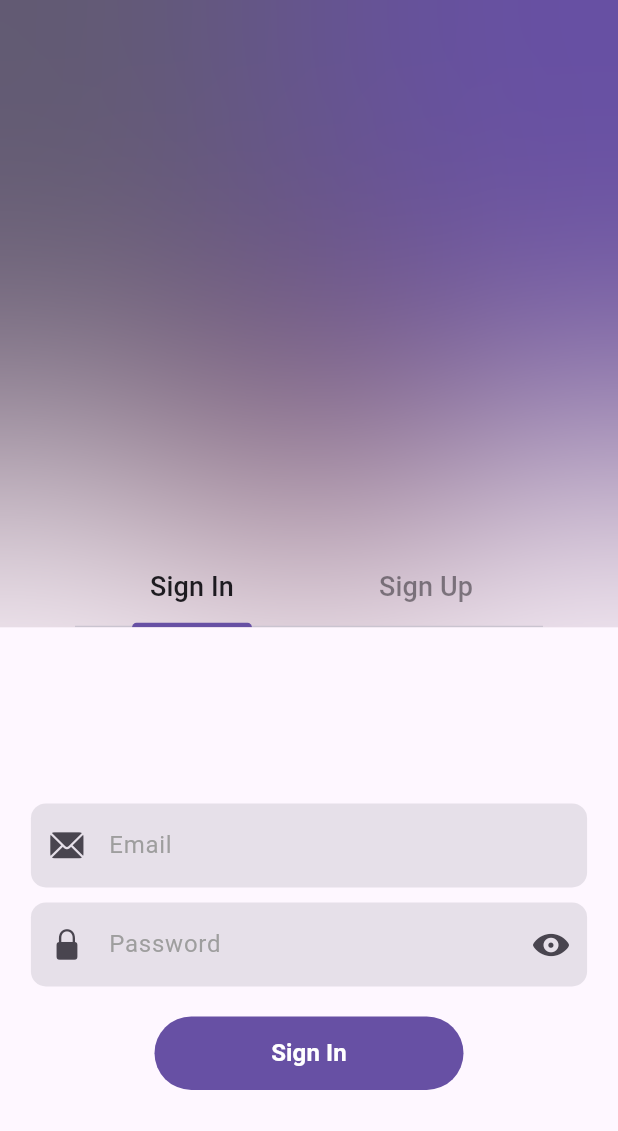
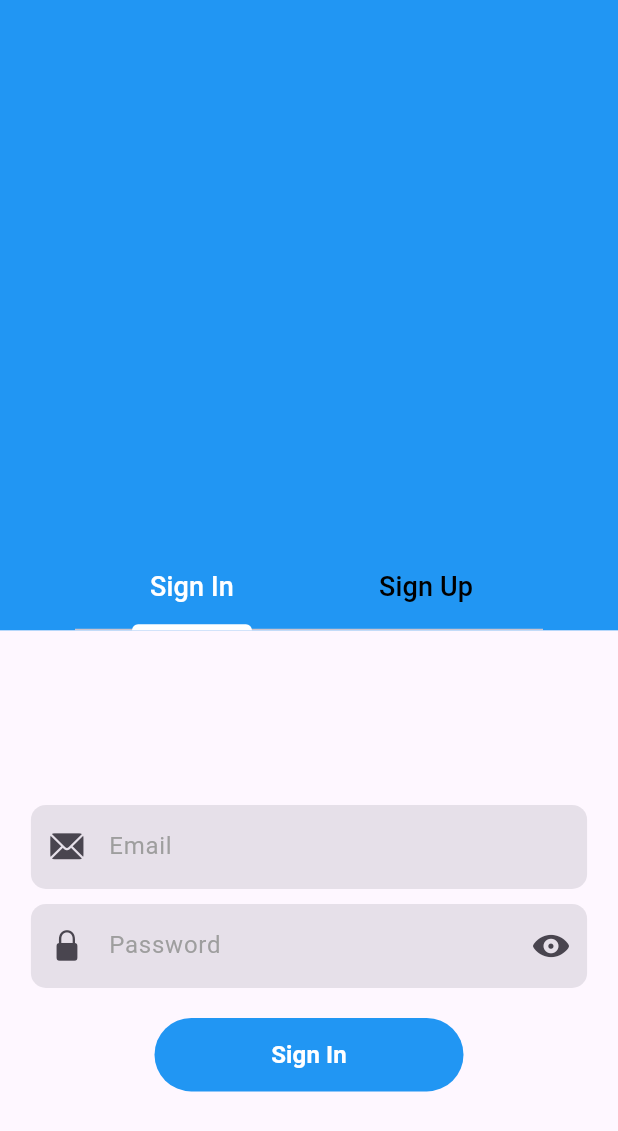
Before and after one commit to YandhileM/chatsta, a Flutter app: the WelcomeScreen screen opened directly, on a phone screen of 412 x 824 dp. Shown: the top 1131 px of the screen. Run offline on Flutter 3.47's test engine with Material 3 defaults, Android fonts, the phone set to English and light mode, and no system bars; our stand-ins replace swipeable_button_view.

Commit message:
Update navigation in SignInScreen and adjust button styles in SignUpScreen

```diff
--- a/lib/screens/auth/sign_in.dart
+++ b/lib/screens/auth/sign_in.dart
@@ -1,6 +1,7 @@
 import 'package:chatsta/screens/auth/components/text_field.dart';
 import 'package:flutter/cupertino.dart';
 import 'package:flutter/material.dart';
+import 'package:chatsta/screens/home_screen.dart';
 
 class SignInScreen extends StatefulWidget {
   const SignInScreen({super.key});
@@ -82,17 +83,17 @@ class _SignInScreenState extends State<SignInScreen> {
                 width: MediaQuery.of(context).size.width * 0.5,
                 child: TextButton(
                   onPressed: () {
-                    if (_formKey.currentState!.validate()) {
-                      Navigator.push(context, MaterialPageRoute<void>(
-                        builder: (BuildContext context) {
-                          return const Placeholder(); // Replace with HomeScreen
-                        },
-                      ));
-                    }
+                    // if (_formKey.currentState!.validate()) {
+                    Navigator.push(context, MaterialPageRoute<void>(
+                      builder: (BuildContext context) {
+                        return const HomeScreen();
+                      },
+                    ));
+                    // }
                   },
                   style: TextButton.styleFrom(
                     elevation: 3.0,
-                    backgroundColor: Theme.of(context).colorScheme.primary,
+                    backgroundColor: Colors.blue,
                     foregroundColor: Colors.white,
                     shape: RoundedRectangleBorder(
                       borderRadius: BorderRadius.circular(60),
--- a/lib/screens/auth/welcome_screen.dart
+++ b/lib/screens/auth/welcome_screen.dart
@@ -27,9 +27,15 @@ class _WelcomeScreenState extends State<WelcomeScreen>
   @override
   Widget build(BuildContext context) {
     return Scaffold(
-      // appBar: AppBar(),
-      backgroundColor: Theme.of(context).colorScheme.background,
-      body: SingleChildScrollView(
+      body: Container(
+        decoration: const BoxDecoration(
+          gradient: LinearGradient(
+            colors: [Colors.blue, Colors.blue],
+            begin: Alignment.topCenter,
+            end: Alignment.bottomCenter,
+          ),
+        ),
+        child: SingleChildScrollView(
           child: SizedBox(
             height: MediaQuery.of(context).size.height,
             child: Stack(
@@ -39,9 +45,9 @@ class _WelcomeScreenState extends State<WelcomeScreen>
                   child: Container(
                     height: MediaQuery.of(context).size.width,
                     width: MediaQuery.of(context).size.width,
-                  decoration: BoxDecoration(
+                    decoration: const BoxDecoration(
                       shape: BoxShape.circle,
-                    color: Theme.of(context).colorScheme.tertiary,
+                      color: Colors.blue,
                     ),
                   ),
                 ),
@@ -50,9 +56,9 @@ class _WelcomeScreenState extends State<WelcomeScreen>
                   child: Container(
                     height: MediaQuery.of(context).size.width / 1.3,
                     width: MediaQuery.of(context).size.width / 1.3,
-                  decoration: BoxDecoration(
+                    decoration: const BoxDecoration(
                       shape: BoxShape.circle,
-                    color: Theme.of(context).colorScheme.secondary,
+                      color: Colors.blue,
                     ),
                   ),
                 ),
@@ -61,9 +67,9 @@ class _WelcomeScreenState extends State<WelcomeScreen>
                   child: Container(
                     height: MediaQuery.of(context).size.width / 1.3,
                     width: MediaQuery.of(context).size.width / 1.3,
-                  decoration: BoxDecoration(
+                    decoration: const BoxDecoration(
                       shape: BoxShape.circle,
-                    color: Theme.of(context).colorScheme.primary,
+                      color: Colors.blue,
                     ),
                   ),
                 ),
@@ -81,12 +87,10 @@ class _WelcomeScreenState extends State<WelcomeScreen>
                           padding: const EdgeInsets.symmetric(horizontal: 50.0),
                           child: TabBar(
                             controller: tabController,
-                          unselectedLabelColor: Theme.of(context)
-                              .colorScheme
-                              .onBackground
-                              .withOpacity(0.5),
-                          labelColor:
-                              Theme.of(context).colorScheme.onBackground,
+                            unselectedLabelColor: Colors.black,
+                            labelColor: Colors.white,
+                            indicatorColor: Colors.white,
+                            indicatorWeight: 4.0,
                             tabs: const [
                               Padding(
                                 padding: EdgeInsets.all(12.0),
@@ -117,12 +121,13 @@ class _WelcomeScreenState extends State<WelcomeScreen>
                               SignUpScreen(), // Replace with SignUp UI
                             ],
                           ),
-                      )
+                        ),
                       ],
                     ),
                   ),
-              )
+                ),
               ],
+            ),
           ),
         ),
       ),
```
Also changed, not shown: lib/screens/auth/sign_up.dart (+6 -6 lines), lib/screens/landing_screen.dart (+3 -5 lines). Lines whose indentation alone changed are shown as unchanged.
